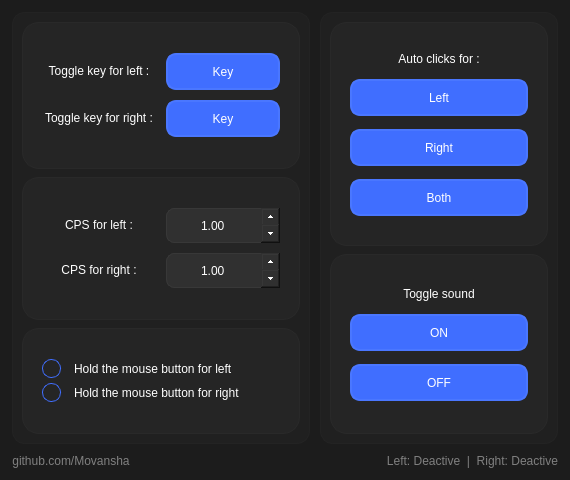
Old version of the form source/interface.ui in the repository Movansha/berry-clicker.
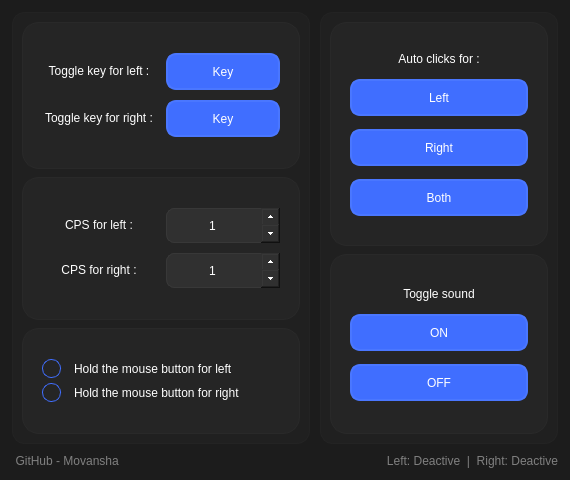
New version of the form. Icons and pictures are not drawn.

Patch:
```diff
--- a/source/interface.ui
+++ b/source/interface.ui
@@ -1076,7 +1076,7 @@
            </spacer>
           </item>
           <item row="1" column="1">
-           <widget class="QDoubleSpinBox" name="left_cps_SpinBox">
+											<widget class="QSpinBox" name="left_cps_SpinBox">
             <property name="sizePolicy">
              <sizepolicy hsizetype="Expanding" vsizetype="Expanding">
               <horstretch>0</horstretch>
@@ -1096,51 +1096,47 @@
              </size>
             </property>
             <property name="styleSheet">
-             <string notr="true">QDoubleSpinBox {
-background: #303030;
-color: #ffffff;
-font: 11pt &quot;Segoe UI&quot;;
-border: 1 solid #383838;
-border-radius: 8;
-}
+													<string notr="true">
+														QSpinBox {
+														background: #303030;
+														color: #ffffff;
+														font: 11pt &quot;Segoe UI&quot;;
+														border: 1 solid #383838;
+														border-radius: 8;
+														}
 
-QDoubleSpinBox::up-button {
-width: 19;
-height: 19;
-subcontrol-origin: border;
-subcontrol-position: top right;
-}
+														QSpinBox::up-button {
+														width: 19;
+														height: 19;
+														subcontrol-origin: border;
+														subcontrol-position: top right;
+														}
 
-QDoubleSpinBox::down-button {
-width: 19;
-height: 19;
-subcontrol-origin: border;
-subcontrol-position: bottom right;
-}
+														QSpinBox::down-button {
+														width: 19;
+														height: 19;
+														subcontrol-origin: border;
+														subcontrol-position: bottom right;
+														}
 
-QDoubleSpinBox::focus {
-border: 2 solid #191919;
-}</string>
+														QSpinBox::focus {
+														border: 2 solid #191919;
+														}
+													</string>
             </property>
             <property name="alignment">
              <set>Qt::AlignmentFlag::AlignCenter</set>
             </property>
             <property name="minimum">
-             <double>1.000000000000000</double>
+													<number>1</number>
             </property>
             <property name="maximum">
-             <double>999999.000000000000000</double>
-            </property>
-            <property name="singleStep">
-             <double>0.250000000000000</double>
-            </property>
-            <property name="value">
-             <double>1.000000000000000</double>
+													<number>999999999</number>
             </property>
            </widget>
           </item>
           <item row="2" column="1">
-           <widget class="QDoubleSpinBox" name="right_cps_SpinBox">
+											<widget class="QSpinBox" name="right_cps_SpinBox">
             <property name="sizePolicy">
              <sizepolicy hsizetype="Expanding" vsizetype="Expanding">
               <horstretch>0</horstretch>
@@ -1160,46 +1156,42 @@
              </size>
             </property>
             <property name="styleSheet">
-             <string notr="true">QDoubleSpinBox {
-background: #303030;
-color: #ffffff;
-font: 11pt &quot;Segoe UI&quot;;
-border: 1 solid #383838;
-border-radius: 8;
-}
+													<string notr="true">
+														QSpinBox {
+														background: #303030;
+														color: #ffffff;
+														font: 11pt &quot;Segoe UI&quot;;
+														border: 1 solid #383838;
+														border-radius: 8;
+														}
 
-QDoubleSpinBox::up-button {
-width: 19;
-height: 19;
-subcontrol-origin: border;
-subcontrol-position: top right;
-}
+														QSpinBox::up-button {
+														width: 19;
+														height: 19;
+														subcontrol-origin: border;
+														subcontrol-position: top right;
+														}
 
-QDoubleSpinBox::down-button {
-width: 19;
-height: 19;
-subcontrol-origin: border;
-subcontrol-position: bottom right;
-}
+														QSpinBox::down-button {
+														width: 19;
+														height: 19;
+														subcontrol-origin: border;
+														subcontrol-position: bottom right;
+														}
 
-QDoubleSpinBox::focus {
-border: 2 solid #191919;
-}</string>
+														QSpinBox::focus {
+														border: 2 solid #191919;
+														}
+													</string>
             </property>
             <property name="alignment">
              <set>Qt::AlignmentFlag::AlignCenter</set>
             </property>
             <property name="minimum">
-             <double>1.000000000000000</double>
+													<number>1</number>
             </property>
             <property name="maximum">
-             <double>999999.000000000000000</double>
-            </property>
-            <property name="singleStep">
-             <double>0.250000000000000</double>
-            </property>
-            <property name="value">
-             <double>1.000000000000000</double>
+													<number>999999999</number>
             </property>
            </widget>
           </item>
@@ -1258,7 +1250,18 @@
        <string notr="true">border: 0; color: #808080; font: 10pt &quot;Corbel&quot;;</string>
       </property>
       <property name="text">
-       <string>github.com/Movansha</string>
+							<string> GitHub - Movansha</string>
+						</property>
+						<property name="icon">
+							<iconset resource="resources.qrc">
+								<normaloff>:/MainWindow/resources/M-Dark.png</normaloff>:/MainWindow/resources/M-Dark.png
+							</iconset>
+						</property>
+						<property name="iconSize">
+							<size>
+								<width>12</width>
+								<height>12</height>
+							</size>
       </property>
      </widget>
     </item>
```
Left out of the diff: 466 changed lines with no effect on the pictures. Lines whose indentation alone changed are shown as unchanged.
